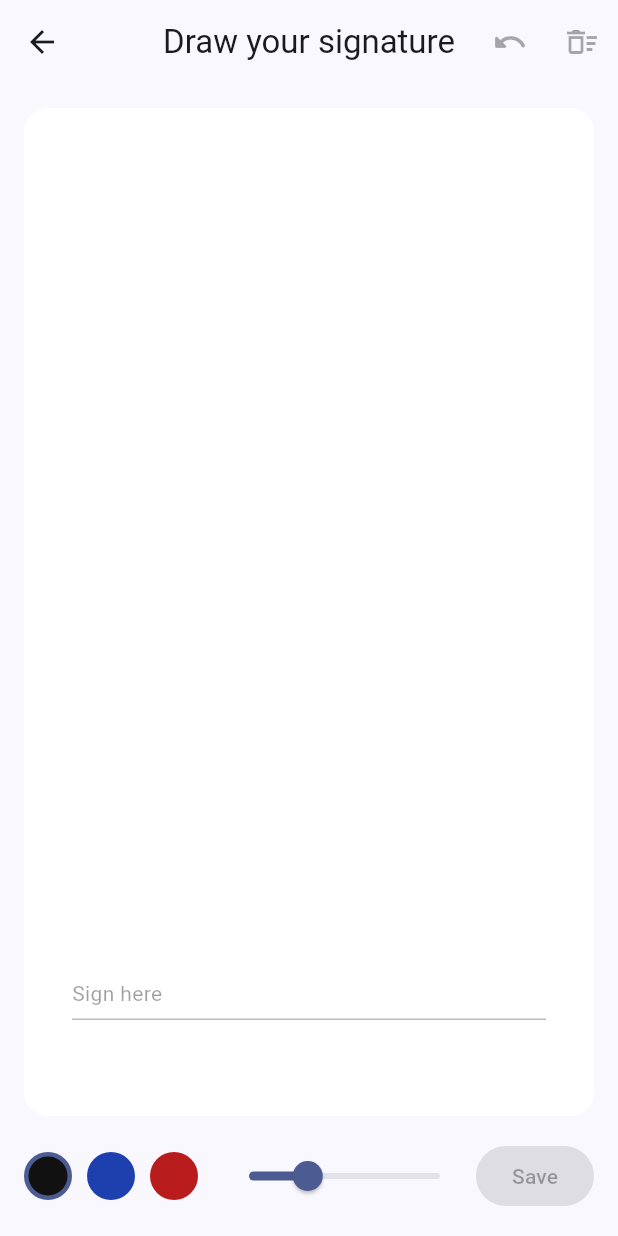
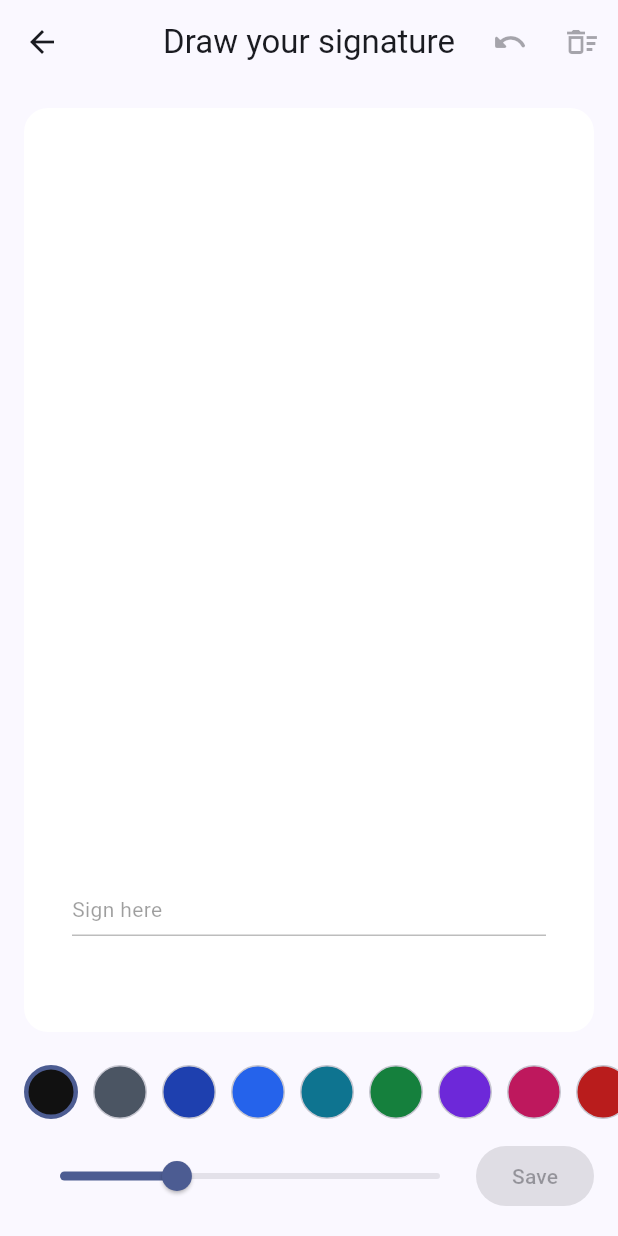
Before and after one commit to yuuge7/pdf_viewer, a Flutter app: the SignaturePadScreen screen opened directly, on a phone screen of 412 x 824 dp. Run offline on Flutter 3.47's test engine with Material 3 defaults, Android fonts, the phone set to English and light mode, and no system bars; our stand-ins replace file_picker, image_picker, share_plus, shared_preferences; missing offline and left inert: syncfusion_flutter_core, syncfusion_flutter_pdf, syncfusion_flutter_pdfviewer; accounts and stored records are empty.

Commit message:
feat: enhance signature color palette and add horizontal scrolling for ink selection

```diff
--- a/lib/screens/signature_screen.dart
+++ b/lib/screens/signature_screen.dart
@@ -163,10 +163,90 @@ class _SignaturePadScreenState extends State<SignaturePadScreen> {
   bool _saving = false;
 
   static const List<Color> _inks = [
-    Color(0xFF111111),
-    Color(0xFF1E40AF),
-    Color(0xFFB91C1C),
+    Color(0xFF111111), // black
+    Color(0xFF4B5563), // grey
+    Color(0xFF1E40AF), // dark blue
+    Color(0xFF2563EB), // blue
+    Color(0xFF0E7490), // teal
+    Color(0xFF15803D), // green
+    Color(0xFF6D28D9), // purple
+    Color(0xFFBE185D), // pink
+    Color(0xFFB91C1C), // red
+    Color(0xFFC2410C), // orange
+    Color(0xFF78350F), // brown
+    Color(0xFF1E3A8A), // navy
+    Color(0xFF0369A1), // sky
+    Color(0xFF065F46), // forest
+    Color(0xFF4D7C0F), // olive
+    Color(0xFF7E22CE), // violet
+    Color(0xFF9D174D), // wine
+    Color(0xFFB45309), // amber
+    Color(0xFFA16207), // gold
   ];
+
+  /// A colour picked with the custom picker; shown after the palette.
+  Color? _custom;
+
+  Future<void> _pickCustom() async {
+    HSVColor hsv = HSVColor.fromColor(_custom ?? _color);
+    final Color? picked = await showDialog<Color>(
+      context: context,
+      builder: (dialogContext) => StatefulBuilder(
+        builder: (context, setDialog) {
+          Widget slider(String label, double value, double max,
+              HSVColor Function(double) apply) {
+            return Row(
+              children: [
+                SizedBox(width: 84, child: Text(label)),
+                Expanded(
+                  child: Slider(
+                    value: value,
+                    max: max,
+                    onChanged: (v) => setDialog(() => hsv = apply(v)),
+                  ),
+                ),
+              ],
+            );
+          }
+
+          return AlertDialog(
+            title: const Text('Custom colour'),
+            content: Column(
+              mainAxisSize: MainAxisSize.min,
+              children: [
+                Container(
+                  height: 56,
+                  decoration: BoxDecoration(
+                    color: hsv.toColor(),
+                    borderRadius: BorderRadius.circular(12),
+                  ),
+                ),
+                const SizedBox(height: 12),
+                slider('Hue', hsv.hue, 360, hsv.withHue),
+                slider('Saturation', hsv.saturation, 1, hsv.withSaturation),
+                slider('Brightness', hsv.value, 1, hsv.withValue),
+              ],
+            ),
+            actions: [
+              TextButton(
+                onPressed: () => Navigator.of(dialogContext).pop(),
+                child: const Text('Cancel'),
+              ),
+              FilledButton(
+                onPressed: () => Navigator.of(dialogContext).pop(hsv.toColor()),
+                child: const Text('Use'),
+              ),
+            ],
+          );
+        },
+      ),
+    );
+    if (picked == null || !mounted) return;
+    setState(() {
+      _custom = picked;
+      _color = picked;
+    });
+  }
 
   Future<void> _save() async {
     if (_strokes.isEmpty) return;
@@ -277,29 +357,43 @@ class _SignaturePadScreenState extends State<SignaturePadScreen> {
                 ),
               ),
             ),
-            Padding(
-              padding: const EdgeInsets.fromLTRB(16, 0, 16, 16),
+            // Scrolls sideways, so the palette can grow past the screen width.
+            SingleChildScrollView(
+              scrollDirection: Axis.horizontal,
+              padding: const EdgeInsets.fromLTRB(16, 0, 16, 8),
               child: Row(
                 children: [
-                  for (final Color ink in _inks)
+                  for (final Color ink in [..._inks, ?_custom])
                     GestureDetector(
                       onTap: () => setState(() => _color = ink),
                       child: Container(
                         margin: const EdgeInsets.only(right: 10),
-                        width: 32,
-                        height: 32,
+                        width: 36,
+                        height: 36,
                         decoration: BoxDecoration(
                           color: ink,
                           shape: BoxShape.circle,
                           border: Border.all(
                             color: _color == ink
                                 ? theme.colorScheme.primary
-                                : Colors.transparent,
-                            width: 3,
+                                : theme.colorScheme.outlineVariant,
+                            width: _color == ink ? 3 : 1,
                           ),
                         ),
                       ),
                     ),
+                  IconButton.outlined(
+                    tooltip: 'Custom colour',
+                    icon: const Icon(Icons.colorize_rounded),
+                    onPressed: _pickCustom,
+                  ),
+                ],
+              ),
+            ),
+            Padding(
+              padding: const EdgeInsets.fromLTRB(16, 0, 16, 16),
+              child: Row(
+                children: [
                   Expanded(
                     child: Slider(
                       value: _width,
```
